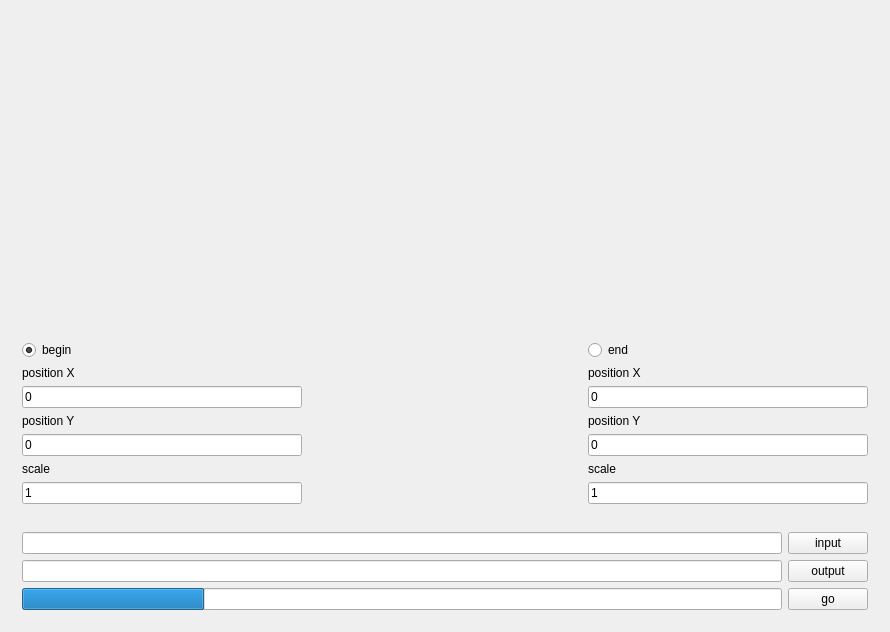
Before: the Qt Designer form timescape_image_cutter/timescape_image_cutter/timescape_image_cutter.ui in rickerliang/testgit, drawn with Qt 5.
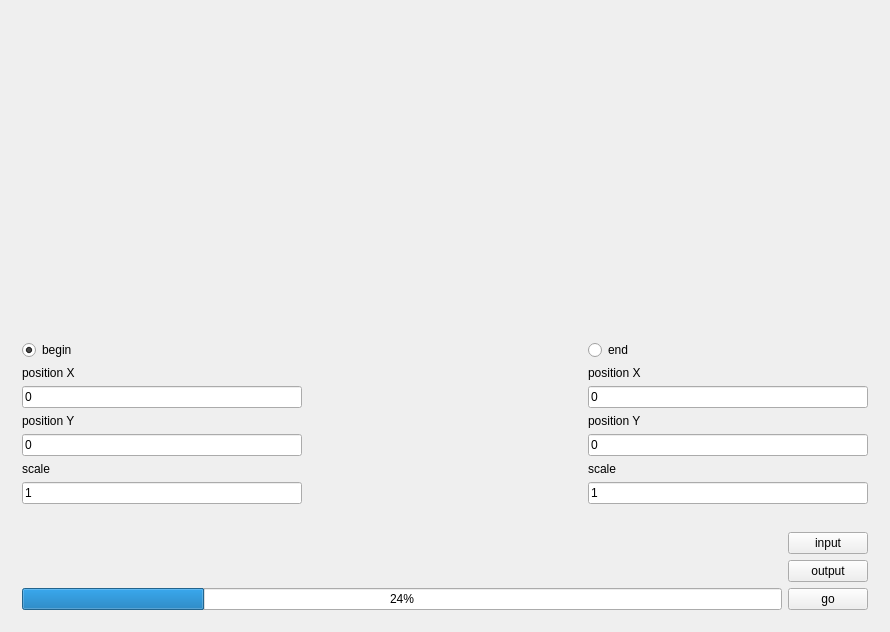
After: the same form once the commit is applied. Custom widgets are drawn as their Qt base class.

The edit to the form file:
```diff
--- a/timescape_image_cutter/timescape_image_cutter/timescape_image_cutter.ui
+++ b/timescape_image_cutter/timescape_image_cutter/timescape_image_cutter.ui
@@ -185,12 +185,6 @@
          </property>
         </widget>
        </item>
-       <item row="0" column="0">
-        <widget class="QLineEdit" name="lineEdit_5"/>
-       </item>
-       <item row="1" column="0">
-        <widget class="QLineEdit" name="lineEdit_6"/>
-       </item>
        <item row="1" column="1">
         <widget class="QPushButton" name="m_outputButton">
          <property name="text">
@@ -211,7 +205,24 @@
           <number>24</number>
          </property>
          <property name="textVisible">
-          <bool>false</bool>
+          <bool>true</bool>
+         </property>
+         <property name="textDirection">
+          <enum>QProgressBar::TopToBottom</enum>
+         </property>
+        </widget>
+       </item>
+       <item row="0" column="0">
+        <widget class="QLabel" name="m_inputLabel">
+         <property name="text">
+          <string/>
+         </property>
+        </widget>
+       </item>
+       <item row="1" column="0">
+        <widget class="QLabel" name="m_outputLabel">
+         <property name="text">
+          <string/>
          </property>
         </widget>
        </item>
```
Left out of the diff: 2 changed lines with no effect on the pictures.
